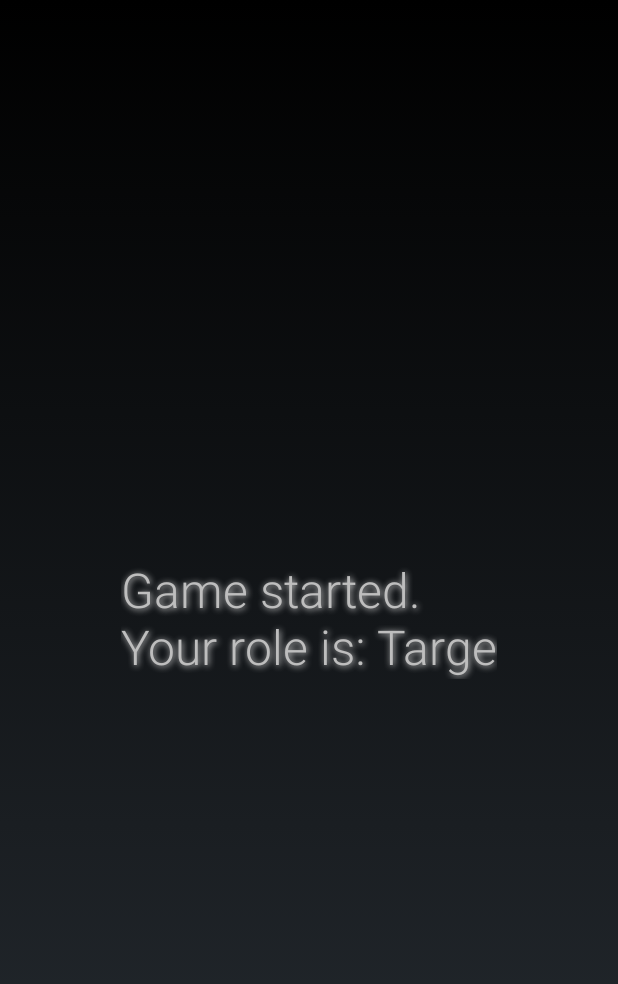
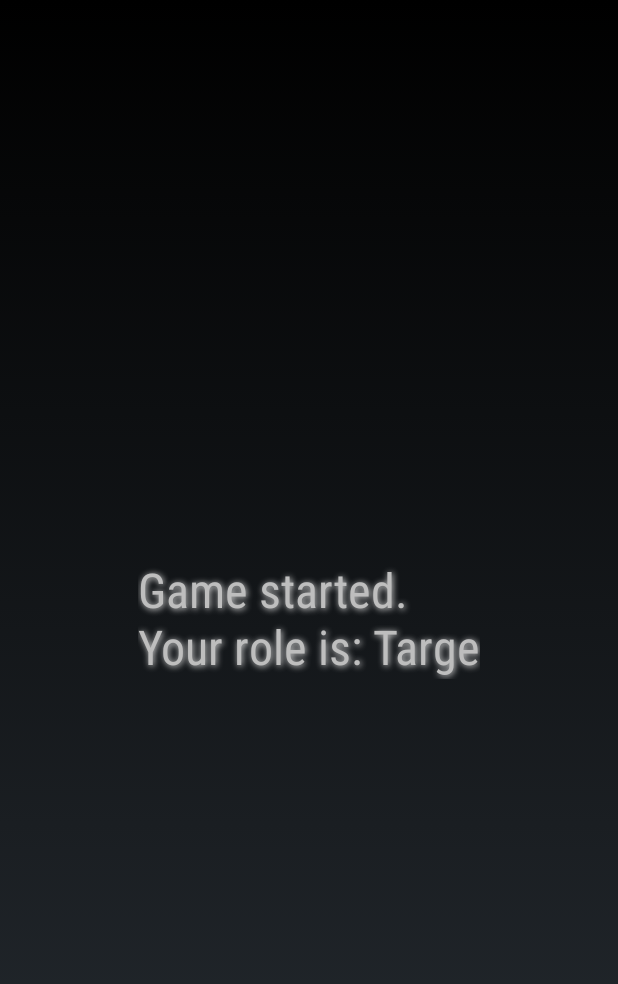
Before and after one commit to perenecabuto/CatchCatch, an Android app: the layout dialog_transparent.xml on its own in the app's theme, with its tools: preview values and no code run, on a phone screen of 412 x 824 dp. Shown: the top 984 px of the screen. Run offline under Robolectric (Android 15) with nearby library versions, the phone set to English and light mode, and no system bars.

Commit message:
feat: set game font to sans-serif-condensed

```diff
--- a/android/app/src/main/res/layout/activity_home.xml
+++ b/android/app/src/main/res/layout/activity_home.xml
@@ -20,7 +20,6 @@
             android:id="@+id/home_activity_info"
             android:layout_width="match_parent"
             android:layout_height="60dp"
-            android:fontFamily="sans-serif"
             android:paddingTop="30dp"
             android:textColor="@android:color/primary_text_dark"
             android:textSize="18sp"
--- a/android/app/src/main/res/layout/dialog_transparent.xml
+++ b/android/app/src/main/res/layout/dialog_transparent.xml
@@ -14,7 +14,6 @@
         android:layout_height="wrap_content"
         android:layout_centerHorizontal="true"
         android:layout_centerVertical="true"
-        android:fontFamily="sans-serif-light"
         android:shadowColor="@color/colorAccent"
         android:shadowDx="1"
         android:shadowDy="1"
--- a/android/app/src/main/res/values/styles.xml
+++ b/android/app/src/main/res/values/styles.xml
@@ -7,6 +7,7 @@
         <item name="android:colorPrimary">@color/colorPrimary</item>
         <item name="android:colorPrimaryDark">@color/colorPrimaryDark</item>
         <item name="android:colorAccent">@color/colorAccent</item>
+        <item name="android:fontFamily">@string/catchcatch_font</item>
     </style>
 
     <style name="PopUpDialog">
@@ -14,4 +15,5 @@
         <item name="android:windowExitAnimation">@anim/slide_down</item>
     </style>
 
+    <string name="catchcatch_font">sans-serif-condensed</string>
 </resources>
```
